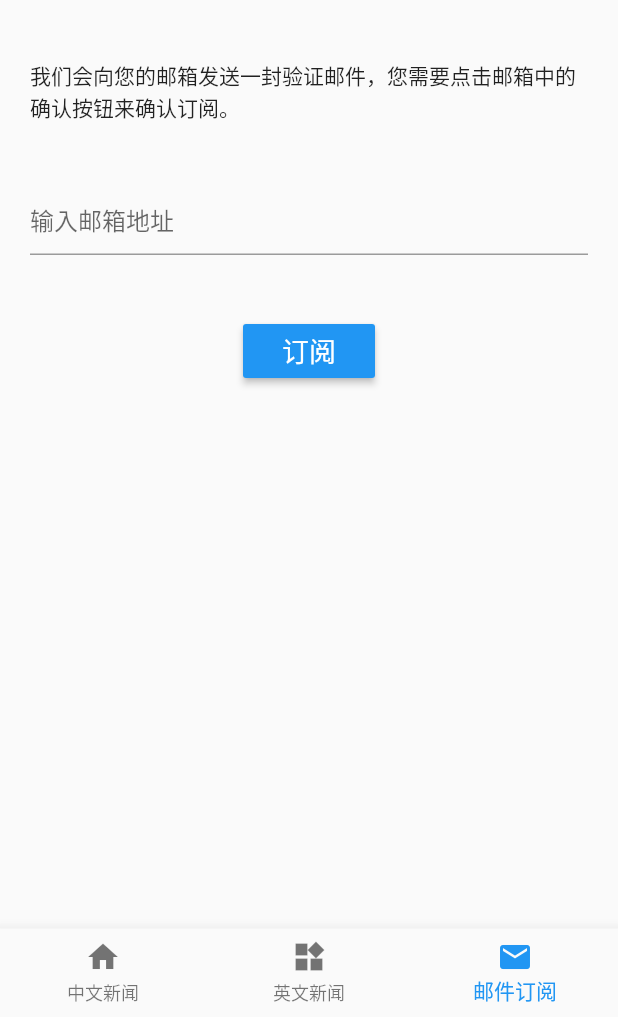
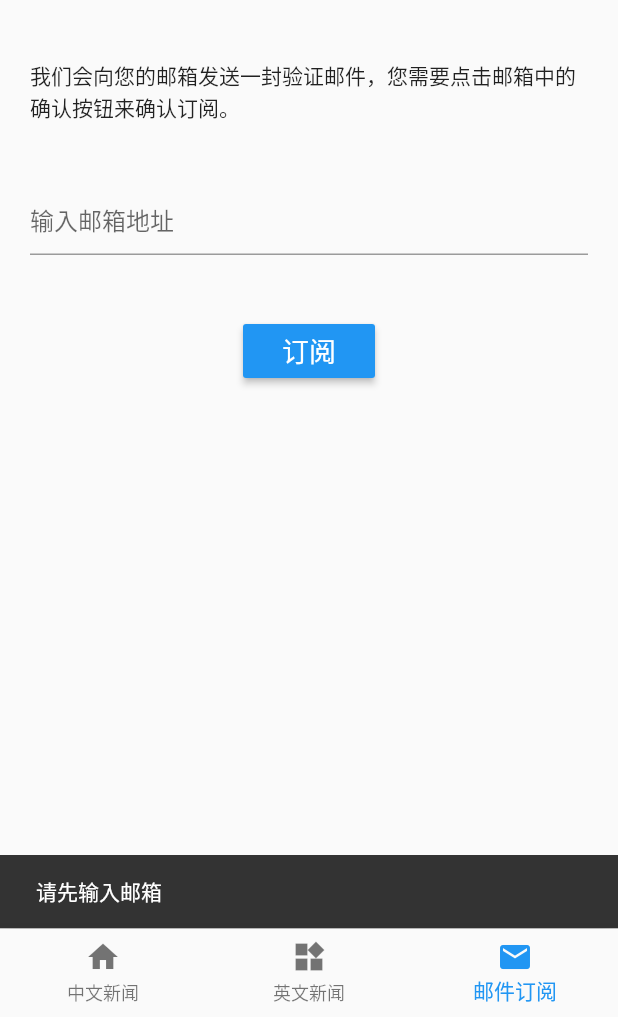
Before and after one commit to mtt2011pony/geeks-read, a Flutter app: the screen it shows after launch, item 3 of the bottom bar chosen, after a tap on "订阅", on a phone screen of 412 x 824 dp, the part 219-1236 px from its top. Run offline on Flutter 3.47's test engine with Material 2 defaults, Android fonts, the phone set to English and light mode, and no system bars; our stand-ins replace event_bus, shared_preferences; missing offline and left inert: flutter_webview_plugin; network calls fail.

Commit message:
添加订阅接口

```diff
--- a/lib/http/Api.dart
+++ b/lib/http/Api.dart
@@ -8,5 +8,5 @@ class Api {
   static const String NEWS_LIST_EN = "?page=1&lang=en";
 
   //邮件订阅
-  static const String SUBSCRIBE = "subscribe";
+  static const String SUBSCRIBE = "/subscribe";
 }
--- a/lib/http/HttpUtil.dart
+++ b/lib/http/HttpUtil.dart
@@ -1,9 +1,8 @@
 import 'dart:async';
-import 'package:http/http.dart' as http;
-
 import 'dart:convert';
 
 import 'package:geeks_read/http/Api.dart';
+import 'package:http/http.dart' as http;
 
 /*数据接口类型errorCode>0是接口请求成功
 {
@@ -76,7 +75,9 @@ class HttpUtil {
       if (POST == method) {
         print("POST:URL="+url);
         print("POST:BODY="+paramMap.toString());
-        res = await http.post(url, headers: headerMap, body: paramMap);
+
+        res = await http.post(url, headers: headerMap, body: json.encode(params)
+        );
       } else {
         print("GET:URL="+url);
         res = await http.get(url, headers: headerMap);
--- a/lib/pages/GeeksReadPage.dart
+++ b/lib/pages/GeeksReadPage.dart
@@ -10,6 +10,8 @@ class GeeksReadApp extends StatefulWidget {
 
 class _GeeksReadAppState extends State<GeeksReadApp>
     with TickerProviderStateMixin {
+  GlobalKey<ScaffoldState> scaffoldKey;
+
   int _tabIndex = 0;
   List<BottomNavigationBarItem> _navigationViews;
   var appBarTitles = ['中文新闻', '英文新闻', '邮件订阅'];
@@ -32,6 +34,8 @@ class _GeeksReadAppState extends State<GeeksReadApp>
     return new MaterialApp(
       navigatorKey: navigatorKey,
       home: new Scaffold(
+        key: scaffoldKey,
+
         appBar: new AppBar(
           title: new Text(appBarTitles[_tabIndex]),
         ),
@@ -55,6 +59,8 @@ class _GeeksReadAppState extends State<GeeksReadApp>
   @override
   void initState() {
     super.initState();
+    scaffoldKey = new GlobalKey<ScaffoldState>();
+
     _navigationViews = <BottomNavigationBarItem>[
       new BottomNavigationBarItem(
           icon: const Icon(Icons.home),
@@ -72,4 +78,7 @@ class _GeeksReadAppState extends State<GeeksReadApp>
   }
 
   final navigatorKey = GlobalKey<NavigatorState>();
+  void _showMessage(String s) {
+    scaffoldKey.currentState.showSnackBar(new SnackBar(content: new Text(s)));
+  }
 }
--- a/lib/pages/SubscribePage.dart
+++ b/lib/pages/SubscribePage.dart
@@ -1,5 +1,6 @@
 import 'package:flutter/material.dart';
-
+import 'package:geeks_read/http/Api.dart';
+import 'package:geeks_read/http/HttpUtil.dart';
 class SubscribePage extends StatefulWidget {
   @override
   SubscribePageState createState() => new SubscribePageState();
@@ -9,7 +10,12 @@ class SubscribePageState extends State<SubscribePage> {
   final TextEditingController _controller = new TextEditingController();
 
   @override
+  void initState() {
+    super.initState();
+  }
+  @override
   Widget build(BuildContext context) {
+
     Column column = new Column(
       mainAxisAlignment: MainAxisAlignment.start,
       children: <Widget>[
@@ -44,13 +50,7 @@ class SubscribePageState extends State<SubscribePage> {
             color: Theme.of(context).accentColor,
             splashColor: Colors.blueGrey,
             onPressed: () {
-              showDialog(
-                  context: context,
-//                  child: new AlertDialog(
-//                    title: new Text('确认邮箱'),
-//                    content: new Text(_controller.text),
-//                  )
-              );
+              _subscribe();
             })
       ],
     );
@@ -59,4 +59,37 @@ class SubscribePageState extends State<SubscribePage> {
       padding: EdgeInsets.all(20.0),
     );
   }
+
+  void _subscribe() {
+    String email = _controller.text;
+    if (email.length == 0) {
+      _showMessage('请先输入邮箱');
+      return;
+    }
+    Map<String, String> map = new Map();
+    map['email'] = email;
+    String url = Api.SUBSCRIBE;
+    HttpUtil.post(url, (data) async {
+      if (data != null) {
+        Map<String, dynamic> map1 = data;
+        int result = map1['msg'].toString().compareTo("SUCCESS");
+        debugPrint(result.toString());
+
+        if (result == 0) {
+          _showMessage('订阅成功');
+        } else {
+          _showMessage('订阅失败');
+        }
+      }
+    }, params: map,
+    );
+  }
+
+  void _showMessage(String s) {
+    Scaffold.of(context).showSnackBar(new SnackBar(
+      content: new Text(s),
+    ));
+  }
+
+
 }
```
